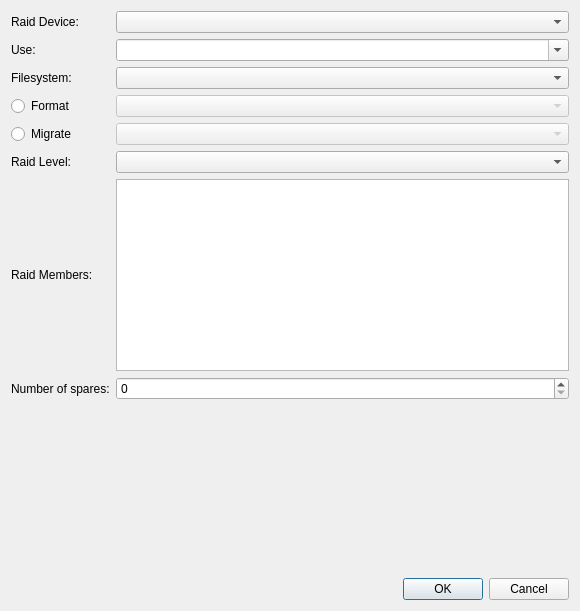
Old version of the form yali/gui/Ui/raid.ui in the repository dadas45li/yali.
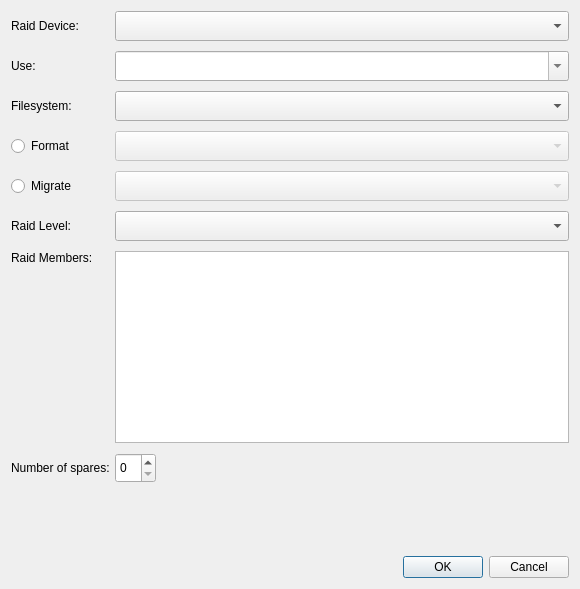
New version of the form.

The edit to the form file:
```diff
--- a/yali/gui/Ui/raid.ui
+++ b/yali/gui/Ui/raid.ui
@@ -7,10 +7,16 @@
     <x>0</x>
     <y>0</y>
     <width>580</width>
-    <height>611</height>
+    <height>589</height>
    </rect>
   </property>
   <layout class="QGridLayout" name="gridLayout">
+   <property name="horizontalSpacing">
+    <number>5</number>
+   </property>
+   <property name="verticalSpacing">
+    <number>10</number>
+   </property>
    <item row="0" column="0" colspan="2">
     <widget class="QLabel" name="raidMinorLabel">
      <property name="text">
@@ -18,8 +24,15 @@
      </property>
     </widget>
    </item>
-   <item row="0" column="2">
-    <widget class="QComboBox" name="raidMinors"/>
+   <item row="0" column="2" colspan="2">
+    <widget class="QComboBox" name="raidMinors">
+     <property name="minimumSize">
+      <size>
+       <width>0</width>
+       <height>30</height>
+      </size>
+     </property>
+    </widget>
    </item>
    <item row="1" column="0" colspan="2">
     <widget class="QLabel" name="label">
@@ -28,8 +41,17 @@
      </property>
     </widget>
    </item>
-   <item row="1" column="2">
+   <item row="1" column="2" colspan="2">
     <widget class="QComboBox" name="mountpointMenu">
+     <property name="minimumSize">
+      <size>
+       <width>0</width>
+       <height>30</height>
+      </size>
+     </property>
+     <property name="styleSheet">
+      <string notr="true">color: #333333</string>
+     </property>
      <property name="editable">
       <bool>true</bool>
      </property>
@@ -47,8 +69,15 @@
      </property>
     </widget>
    </item>
-   <item row="2" column="2">
-    <widget class="QComboBox" name="filesystemMenu"/>
+   <item row="2" column="2" colspan="2">
+    <widget class="QComboBox" name="filesystemMenu">
+     <property name="minimumSize">
+      <size>
+       <width>0</width>
+       <height>30</height>
+      </size>
+     </property>
+    </widget>
    </item>
    <item row="3" column="0" colspan="2">
     <widget class="QRadioButton" name="formatRadio">
@@ -57,11 +86,17 @@
      </property>
     </widget>
    </item>
-   <item row="3" column="2">
+   <item row="3" column="2" colspan="2">
     <widget class="QComboBox" name="formatCombo">
      <property name="enabled">
       <bool>false</bool>
      </property>
+     <property name="minimumSize">
+      <size>
+       <width>0</width>
+       <height>30</height>
+      </size>
+     </property>
     </widget>
    </item>
    <item row="4" column="0" colspan="2">
@@ -71,11 +106,17 @@
      </property>
     </widget>
    </item>
-   <item row="4" column="2">
+   <item row="4" column="2" colspan="2">
     <widget class="QComboBox" name="migrateCombo">
      <property name="enabled">
       <bool>false</bool>
      </property>
+     <property name="minimumSize">
+      <size>
+       <width>0</width>
+       <height>30</height>
+      </size>
+     </property>
     </widget>
    </item>
    <item row="5" column="0" colspan="2">
@@ -85,17 +126,27 @@
      </property>
     </widget>
    </item>
-   <item row="5" column="2">
-    <widget class="QComboBox" name="raidLevels"/>
+   <item row="5" column="2" colspan="2">
+    <widget class="QComboBox" name="raidLevels">
+     <property name="minimumSize">
+      <size>
+       <width>0</width>
+       <height>30</height>
+      </size>
+     </property>
+    </widget>
    </item>
    <item row="6" column="0" colspan="2">
     <widget class="QLabel" name="label_5">
      <property name="text">
       <string>Raid Members:</string>
      </property>
+     <property name="alignment">
+      <set>Qt::AlignLeading|Qt::AlignLeft|Qt::AlignTop</set>
+     </property>
     </widget>
    </item>
-   <item row="6" column="2">
+   <item row="6" column="2" colspan="2">
     <widget class="QListWidget" name="raidMembers"/>
    </item>
    <item row="7" column="0" colspan="2">
@@ -106,9 +157,16 @@
     </widget>
    </item>
    <item row="7" column="2">
-    <widget class="QSpinBox" name="spareSpin"/>
+    <widget class="QSpinBox" name="spareSpin">
+     <property name="minimumSize">
+      <size>
+       <width>0</width>
+       <height>30</height>
+      </size>
+     </property>
+    </widget>
    </item>
-   <item row="10" column="1" colspan="2">
+   <item row="10" column="0" colspan="4">
     <widget class="QDialogButtonBox" name="buttonBox">
      <property name="standardButtons">
       <set>QDialogButtonBox::Cancel|QDialogButtonBox::Ok</set>
@@ -128,6 +186,19 @@
      </property>
     </spacer>
    </item>
+   <item row="7" column="3">
+    <spacer name="horizontalSpacer">
+     <property name="orientation">
+      <enum>Qt::Horizontal</enum>
+     </property>
+     <property name="sizeHint" stdset="0">
+      <size>
+       <width>40</width>
+       <height>20</height>
+      </size>
+     </property>
+    </spacer>
+   </item>
   </layout>
  </widget>
  <resources/>
```
